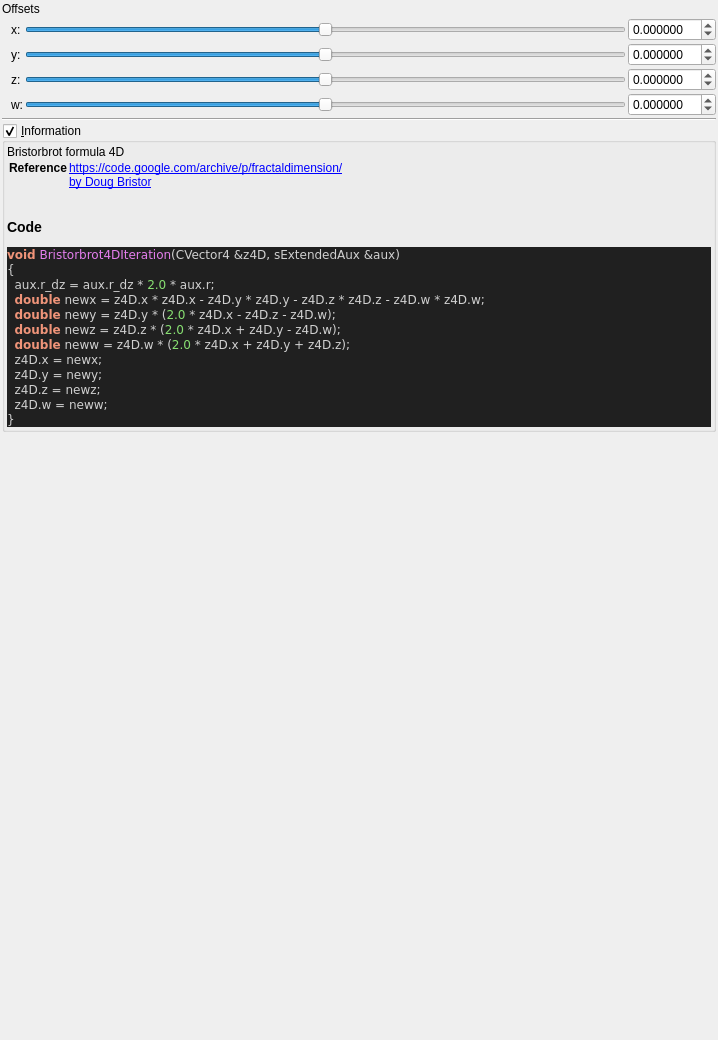
buddhi1980/mandelbulber2, file mandelbulber2/qt_data/fractal_bristorbrot4D.ui: the form before one commit.
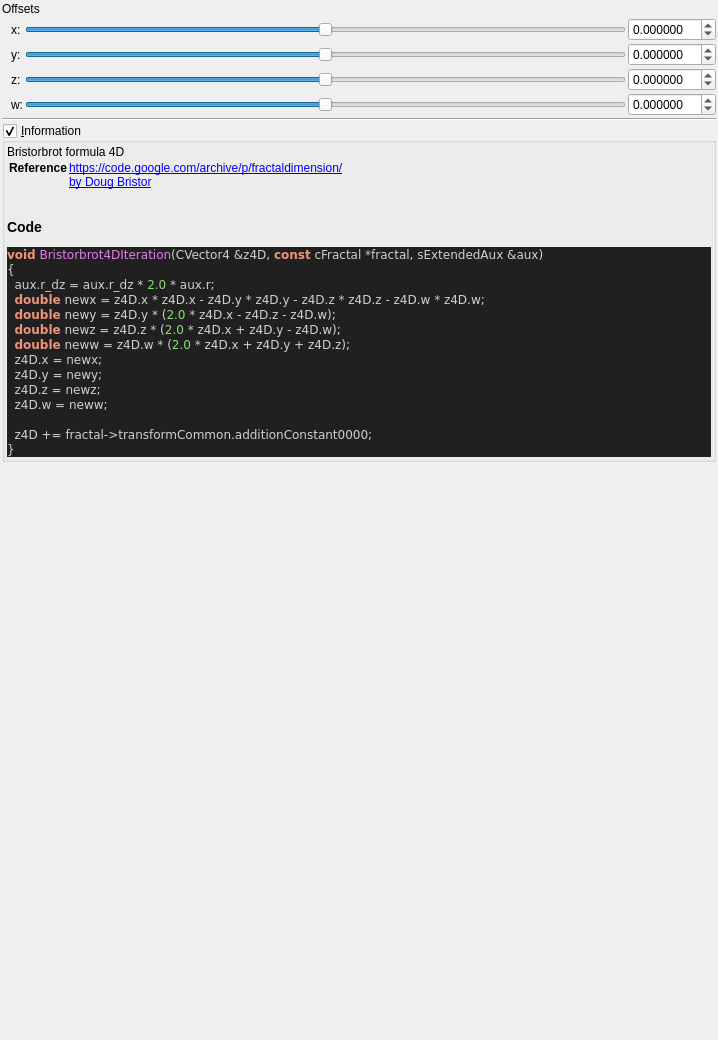
The form after the commit. Custom widgets are drawn as their Qt base class.

```diff
--- a/mandelbulber2/qt_data/fractal_bristorbrot4D.ui
+++ b/mandelbulber2/qt_data/fractal_bristorbrot4D.ui
@@ -322,7 +322,7 @@
 &lt;/table&gt;
 &lt;h3&gt;Code&lt;/h3&gt;
 &lt;body style=&quot;background-color:#202020&quot;&gt;
-&lt;pre style=&quot;color:#d0d0d0; background-color:#202020;  font-family:'Courier New',monospace;&quot;&gt;&lt;span style=&quot;color:#f09479; font-weight:bold&quot;&gt;void&lt;/span&gt; &lt;span style=&quot;color:#e47eed&quot;&gt;Bristorbrot4DIteration&lt;/span&gt;&lt;span style=&quot;color:#d0d0d0&quot;&gt;(&lt;/span&gt;CVector4 &lt;span style=&quot;color:#d0d0d0&quot;&gt;&amp;amp;&lt;/span&gt;z4D&lt;span style=&quot;color:#d0d0d0&quot;&gt;,&lt;/span&gt; sExtendedAux &lt;span style=&quot;color:#d0d0d0&quot;&gt;&amp;amp;&lt;/span&gt;aux&lt;span style=&quot;color:#d0d0d0&quot;&gt;)&lt;/span&gt;
+&lt;pre style=&quot;color:#d0d0d0; background-color:#202020;  font-family:'Courier New',monospace;&quot;&gt;&lt;span style=&quot;color:#f09479; font-weight:bold&quot;&gt;void&lt;/span&gt; &lt;span style=&quot;color:#e47eed&quot;&gt;Bristorbrot4DIteration&lt;/span&gt;&lt;span style=&quot;color:#d0d0d0&quot;&gt;(&lt;/span&gt;CVector4 &lt;span style=&quot;color:#d0d0d0&quot;&gt;&amp;amp;&lt;/span&gt;z4D&lt;span style=&quot;color:#d0d0d0&quot;&gt;,&lt;/span&gt; &lt;span style=&quot;color:#f09479; font-weight:bold&quot;&gt;const&lt;/span&gt; cFractal &lt;span style=&quot;color:#d0d0d0&quot;&gt;*&lt;/span&gt;fractal&lt;span style=&quot;color:#d0d0d0&quot;&gt;,&lt;/span&gt; sExtendedAux &lt;span style=&quot;color:#d0d0d0&quot;&gt;&amp;amp;&lt;/span&gt;aux&lt;span style=&quot;color:#d0d0d0&quot;&gt;)&lt;/span&gt;
 &lt;span style=&quot;color:#d0d0d0&quot;&gt;{&lt;/span&gt;
   aux&lt;span style=&quot;color:#d0d0d0&quot;&gt;.&lt;/span&gt;r_dz &lt;span style=&quot;color:#d0d0d0&quot;&gt;=&lt;/span&gt; aux&lt;span style=&quot;color:#d0d0d0&quot;&gt;.&lt;/span&gt;r_dz &lt;span style=&quot;color:#d0d0d0&quot;&gt;*&lt;/span&gt; &lt;span style=&quot;color:#87df71&quot;&gt;2.0&lt;/span&gt; &lt;span style=&quot;color:#d0d0d0&quot;&gt;*&lt;/span&gt; aux&lt;span style=&quot;color:#d0d0d0&quot;&gt;.&lt;/span&gt;r&lt;span style=&quot;color:#d0d0d0&quot;&gt;;&lt;/span&gt;
   &lt;span style=&quot;color:#f09479; font-weight:bold&quot;&gt;double&lt;/span&gt; newx &lt;span style=&quot;color:#d0d0d0&quot;&gt;=&lt;/span&gt; z4D&lt;span style=&quot;color:#d0d0d0&quot;&gt;.&lt;/span&gt;x &lt;span style=&quot;color:#d0d0d0&quot;&gt;*&lt;/span&gt; z4D&lt;span style=&quot;color:#d0d0d0&quot;&gt;.&lt;/span&gt;x &lt;span style=&quot;color:#d0d0d0&quot;&gt;-&lt;/span&gt; z4D&lt;span style=&quot;color:#d0d0d0&quot;&gt;.&lt;/span&gt;y &lt;span style=&quot;color:#d0d0d0&quot;&gt;*&lt;/span&gt; z4D&lt;span style=&quot;color:#d0d0d0&quot;&gt;.&lt;/span&gt;y &lt;span style=&quot;color:#d0d0d0&quot;&gt;-&lt;/span&gt; z4D&lt;span style=&quot;color:#d0d0d0&quot;&gt;.&lt;/span&gt;z &lt;span style=&quot;color:#d0d0d0&quot;&gt;*&lt;/span&gt; z4D&lt;span style=&quot;color:#d0d0d0&quot;&gt;.&lt;/span&gt;z &lt;span style=&quot;color:#d0d0d0&quot;&gt;-&lt;/span&gt; z4D&lt;span style=&quot;color:#d0d0d0&quot;&gt;.&lt;/span&gt;w &lt;span style=&quot;color:#d0d0d0&quot;&gt;*&lt;/span&gt; z4D&lt;span style=&quot;color:#d0d0d0&quot;&gt;.&lt;/span&gt;w&lt;span style=&quot;color:#d0d0d0&quot;&gt;;&lt;/span&gt;
@@ -333,6 +333,8 @@
   z4D&lt;span style=&quot;color:#d0d0d0&quot;&gt;.&lt;/span&gt;y &lt;span style=&quot;color:#d0d0d0&quot;&gt;=&lt;/span&gt; newy&lt;span style=&quot;color:#d0d0d0&quot;&gt;;&lt;/span&gt;
   z4D&lt;span style=&quot;color:#d0d0d0&quot;&gt;.&lt;/span&gt;z &lt;span style=&quot;color:#d0d0d0&quot;&gt;=&lt;/span&gt; newz&lt;span style=&quot;color:#d0d0d0&quot;&gt;;&lt;/span&gt;
   z4D&lt;span style=&quot;color:#d0d0d0&quot;&gt;.&lt;/span&gt;w &lt;span style=&quot;color:#d0d0d0&quot;&gt;=&lt;/span&gt; neww&lt;span style=&quot;color:#d0d0d0&quot;&gt;;&lt;/span&gt;
+
+  z4D &lt;span style=&quot;color:#d0d0d0&quot;&gt;+=&lt;/span&gt; fractal&lt;span style=&quot;color:#d0d0d0&quot;&gt;-&amp;gt;&lt;/span&gt;transformCommon&lt;span style=&quot;color:#d0d0d0&quot;&gt;.&lt;/span&gt;additionConstant0000&lt;span style=&quot;color:#d0d0d0&quot;&gt;;&lt;/span&gt;
 &lt;span style=&quot;color:#d0d0d0&quot;&gt;}&lt;/span&gt;
 &lt;/pre&gt;
 &lt;/body&gt;</string>
```
